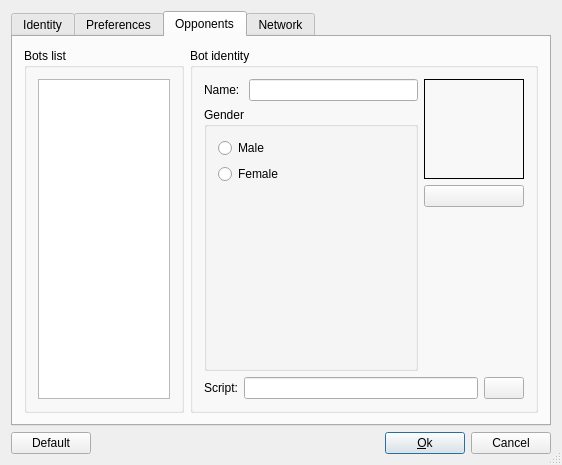
Qt form src/desktop/forms/OptionsUI.ui (arabine/icl) before a commit.
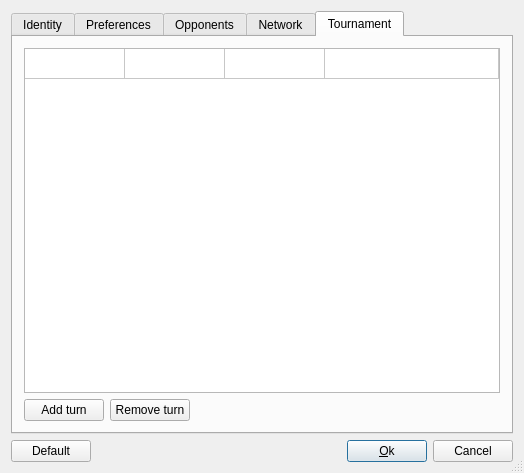
The same form after that commit. The open tabs and pages were chosen to show the change. Icons and pictures are not drawn.

Commit message: Added tournament option tab, try to correct default and cancel behavior for the bots

What changed in the file:
```diff
--- a/src/desktop/forms/OptionsUI.ui
+++ b/src/desktop/forms/OptionsUI.ui
@@ -9,8 +9,8 @@
    <rect>
     <x>0</x>
     <y>0</y>
-    <width>562</width>
-    <height>465</height>
+    <width>524</width>
+    <height>473</height>
    </rect>
   </property>
   <property name="sizePolicy">
@@ -325,40 +325,6 @@
           <string>General</string>
          </property>
          <layout class="QVBoxLayout" name="verticalLayout_6">
-          <item>
-           <layout class="QHBoxLayout" name="horizontalLayout_9">
-            <item>
-             <widget class="QLabel" name="label_6">
-              <property name="text">
-               <string>Tournament turns:</string>
-              </property>
-             </widget>
-            </item>
-            <item>
-             <spacer name="horizontalSpacer_7">
-              <property name="orientation">
-               <enum>Qt::Horizontal</enum>
-              </property>
-              <property name="sizeHint" stdset="0">
-               <size>
-                <width>40</width>
-                <height>20</height>
-               </size>
-              </property>
-             </spacer>
-            </item>
-            <item>
-             <widget class="QSpinBox" name="turns">
-              <property name="minimum">
-               <number>1</number>
-              </property>
-              <property name="maximum">
-               <number>20</number>
-              </property>
-             </widget>
-            </item>
-           </layout>
-          </item>
           <item>
            <layout class="QHBoxLayout" name="horizontalLayout_8">
             <item>
@@ -853,6 +819,88 @@
        </item>
       </layout>
      </widget>
+     <widget class="QWidget" name="tab_2">
+      <attribute name="title">
+       <string>Tournament</string>
+      </attribute>
+      <layout class="QVBoxLayout" name="verticalLayout_9">
+       <item>
+        <widget class="QTableWidget" name="tableWidget">
+         <property name="selectionMode">
+          <enum>QAbstractItemView::SingleSelection</enum>
+         </property>
+         <property name="selectionBehavior">
+          <enum>QAbstractItemView::SelectItems</enum>
+         </property>
+         <attribute name="horizontalHeaderVisible">
+          <bool>false</bool>
+         </attribute>
+         <attribute name="horizontalHeaderStretchLastSection">
+          <bool>true</bool>
+         </attribute>
+         <attribute name="verticalHeaderVisible">
+          <bool>false</bool>
+         </attribute>
+         <row>
+          <property name="text">
+           <string>Nouvelle ligne</string>
+          </property>
+         </row>
+         <column>
+          <property name="text">
+           <string>Turn</string>
+          </property>
+         </column>
+         <column>
+          <property name="text">
+           <string>Deal type</string>
+          </property>
+         </column>
+         <column>
+          <property name="text">
+           <string>Deal file</string>
+          </property>
+         </column>
+         <column>
+          <property name="text">
+           <string>Deal number</string>
+          </property>
+         </column>
+        </widget>
+       </item>
+       <item>
+        <layout class="QHBoxLayout" name="horizontalLayout_9">
+         <item>
+          <widget class="QPushButton" name="btnAddTurn">
+           <property name="text">
+            <string>Add turn</string>
+           </property>
+          </widget>
+         </item>
+         <item>
+          <widget class="QPushButton" name="btnRemoveTurn">
+           <property name="text">
+            <string>Remove turn</string>
+           </property>
+          </widget>
+         </item>
+         <item>
+          <spacer name="horizontalSpacer_2">
+           <property name="orientation">
+            <enum>Qt::Horizontal</enum>
+           </property>
+           <property name="sizeHint" stdset="0">
+            <size>
+             <width>40</width>
+             <height>20</height>
+            </size>
+           </property>
+          </spacer>
+         </item>
+        </layout>
+       </item>
+      </layout>
+     </widget>
     </widget>
    </item>
   </layout>
```
The commit also changes 2 other files.
